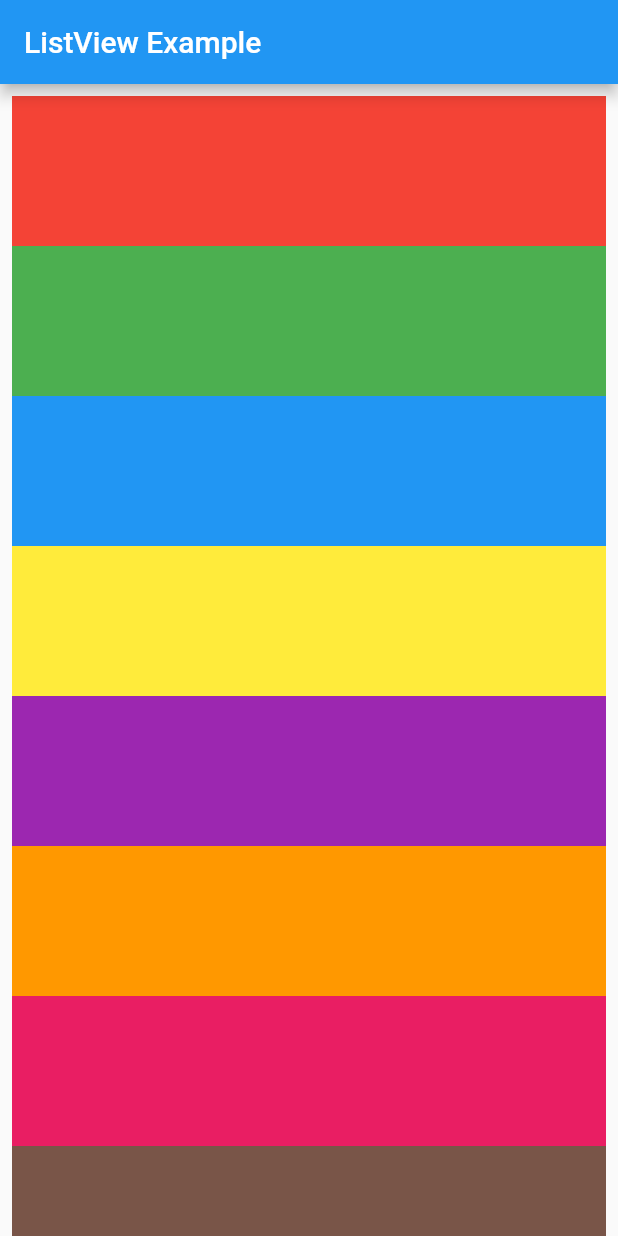
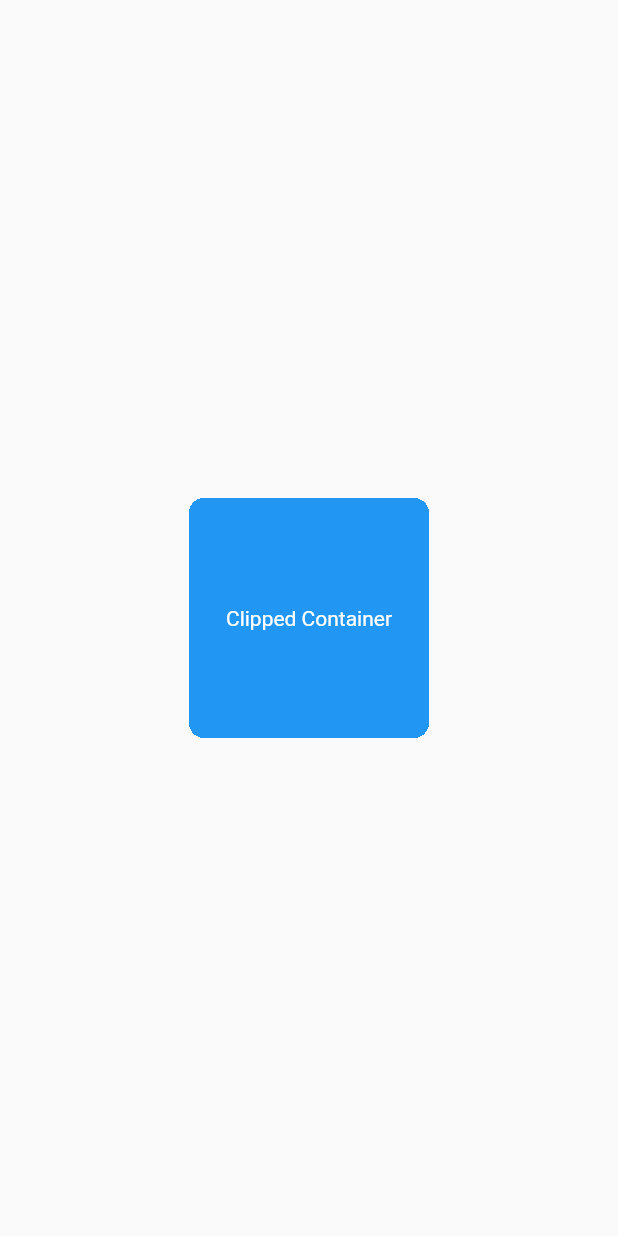
Before and after one commit to xeron56/FlutterWidgetHub, a Flutter app: the screen it shows after launch, on a phone screen of 412 x 824 dp. Run offline on Flutter 3.47's test engine with Material 2 defaults, Android fonts, the phone set to English and light mode, and no system bars.

Commit message:
update 26/01/23

```diff
--- /dev/null
+++ b/lib/5_clip_rrect/5_clip_rrect.dart
@@ -0,0 +1,52 @@
+import 'package:flutter/material.dart';
+
+class MyClipRRect extends StatelessWidget {
+  @override
+  Widget build(BuildContext context) {
+    return MaterialApp(
+      home: Scaffold(
+        body: Center(
+          child: ClipRRect(
+            // Using the borderRadius property to set rounded corners
+            borderRadius: BorderRadius.circular(20),
+            // Using the clipper property to create custom clipping
+            clipper: MyCustomClipper(),
+            // Using the clipBehavior property to specify clipping behavior
+            clipBehavior: Clip.hardEdge,
+            child: Container(
+              width: 200,
+              height: 200,
+              color: Colors.blue,
+              child: Center(
+                child: Text(
+                  'Clipped Container',
+                  style: TextStyle(color: Colors.white),
+                ),
+              ),
+            ),
+          ),
+        ),
+      ),
+    );
+  }
+}
+
+/// `MyCustomClipper` is a class that extends `CustomClipper<RRect>` and overrides the `getClip` and
+/// `shouldReclip` methods
+class MyCustomClipper extends CustomClipper<RRect> {
+  @override
+  RRect getClip(Size size) {
+    return RRect.fromLTRBR(
+        20, 20, size.width - 20, size.height - 20, Radius.circular(10));
+  }
+
+  @override
+  bool shouldReclip(CustomClipper<RRect> oldClipper) {
+    return true;
+  }
+}
+
+//In this example, we are using a ClipRRect widget to clip a Container to a rounded rectangle shape.
+//The borderRadius property is set to BorderRadius.circular(20) which will make the corners of the container rounded.
+//We also using the clipper property to create a custom clipping using MyCustomClipper class that extends from CustomClipper<RRect>.
+//Then in the MyCustomClipper class we are using the getClip() method to
--- a/lib/main.dart
+++ b/lib/main.dart
@@ -1,7 +1,11 @@
 import 'package:flutter/material.dart';
 import 'package:flutter_docs_table/1_appbar/appbar_widget.dart';
 import 'package:flutter_docs_table/2_column/column_widget.dart';
+import 'package:flutter_docs_table/3_listview/listView_separated.dart';
 import 'package:flutter_docs_table/3_listview/listview.dart';
+import 'package:flutter_docs_table/3_listview/listview_custom.dart';
+import 'package:flutter_docs_table/4_single_child_scroll_view/single_child_scroll_view.dart';
+import 'package:flutter_docs_table/5_clip_rrect/5_clip_rrect.dart';
 
 void main() {
   runApp(const MyApp());
@@ -31,7 +35,10 @@ class MyApp extends StatelessWidget {
         ),
         //home: const MyAppbar(),
         //home: MyColumn(),
-      home: MyListView(),
-    );
+        //home: MyListView(),
+        //home: MyListviewSeperated());
+        //home: MyListViewCustom());
+        //home: MySingleChildScrollView());
+        home: MyClipRRect());
   }
 }
```
Also changed, not shown: lib/3_listview/listView_separated.dart (added, +66 -0 lines), lib/3_listview/listview_custom.dart (added, +78 -0 lines), lib/4_single_child_scroll_view/single_child_scroll_view.dart (added, +107 -0 lines), 4 other files. Lines whose indentation alone changed are shown as unchanged.
